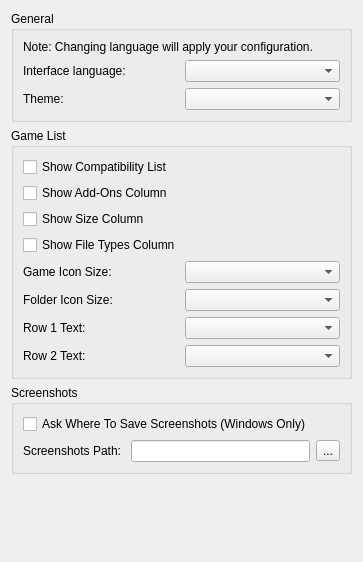
Old version of the form src/yuzu/configuration/configure_ui.ui in the repository rorrim-rorrim/eden-alt.
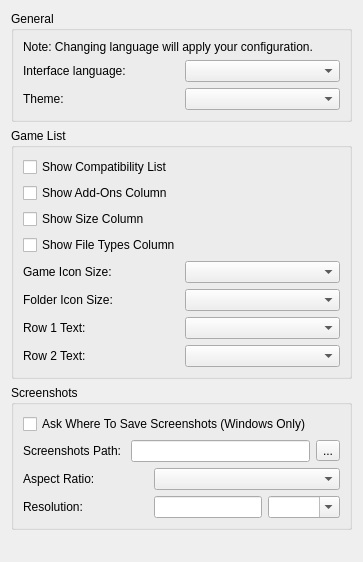
New version of the form.

Commit message: yuzu-qt: Enable specifying screenshot resolution

```diff
--- a/src/yuzu/configuration/configure_ui.ui
+++ b/src/yuzu/configuration/configure_ui.ui
@@ -201,6 +201,57 @@
           </item>
          </layout>
         </item>
+        <item>
+         <layout class="QGridLayout" name="gridLayout">
+          <property name="spacing">
+           <number>6</number>
+          </property>
+          <item row="1" column="0">
+           <widget class="QLabel" name="label_3">
+            <property name="text">
+             <string>Resolution:</string>
+            </property>
+           </widget>
+          </item>
+          <item row="0" column="1">
+           <widget class="QComboBox" name="screenshot_aspect_ratio"/>
+          </item>
+          <item row="0" column="0">
+           <widget class="QLabel" name="label_2">
+            <property name="text">
+             <string>Aspect Ratio:</string>
+            </property>
+           </widget>
+          </item>
+          <item row="1" column="1">
+           <layout class="QHBoxLayout" name="horizontalLayout_5">
+            <item>
+             <widget class="QLineEdit" name="screenshot_width">
+              <property name="enabled">
+               <bool>true</bool>
+              </property>
+              <property name="sizePolicy">
+               <sizepolicy hsizetype="Preferred" vsizetype="Fixed">
+                <horstretch>0</horstretch>
+                <verstretch>0</verstretch>
+               </sizepolicy>
+              </property>
+              <property name="readOnly">
+               <bool>true</bool>
+              </property>
+             </widget>
+            </item>
+            <item>
+             <widget class="QComboBox" name="screenshot_height">
+              <property name="editable">
+               <bool>true</bool>
+              </property>
+             </widget>
+            </item>
+           </layout>
+          </item>
+         </layout>
+        </item>
        </layout>
       </item>
      </layout>
```
The commit also changes 4 other files.
